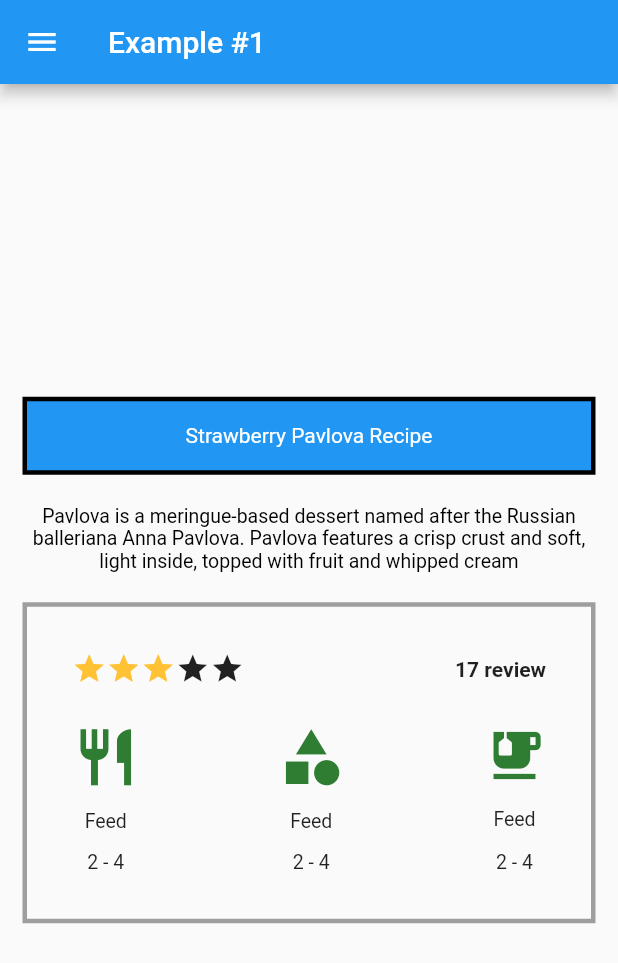
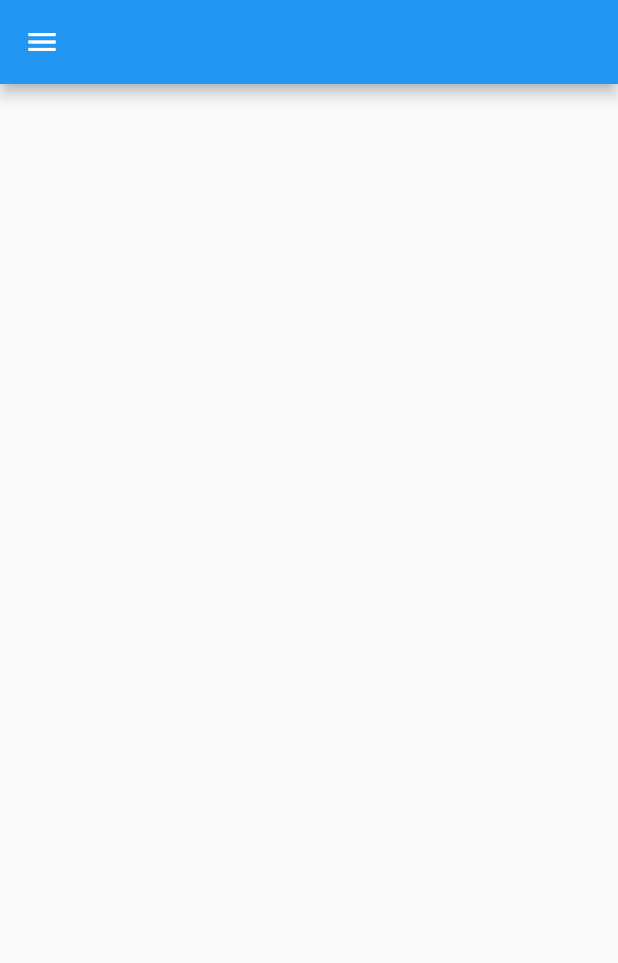
Before and after one commit to HashemAlkeshawi/flutter_youtube_course, a Flutter app: the screen it shows after launch, on a phone screen of 412 x 824 dp. Shown: the top 963 px of the screen. Run offline on Flutter 3.47's test engine with Material 2 defaults, Android fonts, the phone set to English and light mode, and no system bars.

```diff
--- a/lib/main.dart
+++ b/lib/main.dart
@@ -1,152 +1,194 @@
 import 'package:flutter/material.dart';
 
 void main() {
-  runApp(Example());
+  runApp(App2());
+  // runApp(Example());
   // runApp(App1());
 }
 
-class Example extends StatelessWidget {
+class App2 extends StatelessWidget {
   @override
   Widget build(BuildContext context) {
     return MaterialApp(
       home: Scaffold(
+        appBar: AppBar(),
         drawer: Drawer(),
-        appBar: AppBar(
-          title: Text("Example #1"),
+        body: body(),
       ),
-        body: Container(
-          // height: double.infinity,
-          width: double.infinity,
-          margin: EdgeInsets.symmetric(horizontal: 15),
-          child: Column(
-            mainAxisAlignment: MainAxisAlignment.center,
-            crossAxisAlignment: CrossAxisAlignment.stretch,
+    );
+  }
+
+  Widget body() {
+    return (Container(
+      child: IndexedStack(
+        index: 5,
         children: [
           Container(
-                decoration: BoxDecoration(
-                    color: Colors.blue,
-                    border: Border.all(color: Colors.black, width: 3)),
-                padding: EdgeInsets.symmetric(vertical: 15),
-                child: Text(
-                  "Strawberry Pavlova Recipe",
-                  style: TextStyle(color: Colors.white),
-                  textAlign: TextAlign.center,
-                ),
+            width: 100,
+            height: 100,
+            decoration: BoxDecoration(color: Colors.red),
+            child: Text("One"),
           ),
           Container(
-                margin: EdgeInsets.only(top: 20),
-                child: Text(
-                  "Pavlova is a meringue-based dessert named after the Russian balleriana Anna Pavlova. Pavlova features a crisp crust and soft, light inside, topped with fruit and whipped cream",
-                  style: TextStyle(color: Colors.black, fontSize: 13),
-                  textAlign: TextAlign.center,
-                ),
+            width: 200,
+            height: 200,
+            decoration: BoxDecoration(color: Colors.blue),
+            child: Text("Tow"),
           ),
           Container(
-                margin: EdgeInsets.only(top: 20),
-                decoration: BoxDecoration(
-                    border: Border.all(color: Colors.grey, width: 3)),
-                padding: EdgeInsets.all(30),
-                child: Column(
-                  children: [
-                    Row(
-                      mainAxisAlignment: MainAxisAlignment.spaceBetween,
-                      children: [
-                        Container(
-                          child: Row(
-                            children: [
-                              Icon(
-                                Icons.star,
-                                size: 23,
-                                color: Color(0xffffc234),
-                              ),
-                              Icon(
-                                Icons.star,
-                                size: 23,
-                                color: Color(0xffffc234),
-                              ),
-                              Icon(
-                                Icons.star,
-                                size: 23,
-                                color: Color(0xffffc234),
-                              ),
-                              Icon(
-                                Icons.star,
-                                size: 23,
-                              ),
-                              Icon(
-                                Icons.star,
-                                size: 23,
+            width: 300,
+            height: 300,
+            decoration: BoxDecoration(color: Colors.green),
+            child: Text("Three"),
           ),
         ],
       ),
-                        ),
-                        Row(
-                          children: [
-                            Text("17 ",
-                                style: TextStyle(fontWeight: FontWeight.bold)),
-                            Text(
-                              "review",
-                              style: TextStyle(fontWeight: FontWeight.bold),
-                            ),
-                          ],
-                        ),
-                      ],
-                    ),
-                    Container(
-                      margin: EdgeInsets.only(top: 25),
-                      height: 100,
-                      child: Row(
-                        mainAxisAlignment: MainAxisAlignment.spaceBetween,
-                        children: [
-                          Column(
-                            mainAxisAlignment: MainAxisAlignment.spaceBetween,
-                            children: [
-                              Icon(
-                                Icons.restaurant,
-                                color: Colors.green[800],
-                                size: 45,
-                              ),
-                              Text("Feed", style: TextStyle(fontSize: 13)),
-                              Text("2 - 4", style: TextStyle(fontSize: 13)),
-                            ],
-                          ),
-                          Column(
-                            mainAxisAlignment: MainAxisAlignment.spaceBetween,
-                            children: [
-                              Icon(
-                                Icons.category,
-                                color: Colors.green[800],
-                                size: 45,
-                              ),
-                              Text("Feed", style: TextStyle(fontSize: 13)),
-                              Text("2 - 4", style: TextStyle(fontSize: 13)),
-                            ],
-                          ),
-                          Column(
-                            mainAxisAlignment: MainAxisAlignment.spaceBetween,
-                            children: [
-                              Icon(
-                                Icons.emoji_food_beverage,
-                                color: Colors.green[800],
-                                size: 42,
-                              ),
-                              Text("Feed", style: TextStyle(fontSize: 13)),
-                              Text("2 - 4", style: TextStyle(fontSize: 13)),
-                            ],
-                          ),
-                        ],
-                      ),
-                    ),
-                  ],
-                ),
-              ),
-            ],
-          ),
-        ),
-      ),
-    );
+    ));
   }
 }
+
+// class Example extends StatelessWidget {
+//   @override
+//   Widget build(BuildContext context) {
+//     return MaterialApp(
+//       home: Scaffold(
+//         drawer: Drawer(),
+//         appBar: AppBar(
+//           title: Text("Example #1"),
+//         ),
+//         body: Container(
+//           // height: double.infinity,
+//           width: double.infinity,
+//           margin: EdgeInsets.symmetric(horizontal: 15),
+//           child: Column(
+//             mainAxisAlignment: MainAxisAlignment.center,
+//             crossAxisAlignment: CrossAxisAlignment.stretch,
+//             children: [
+//               Container(
+//                 decoration: BoxDecoration(
+//                     color: Colors.blue,
+//                     border: Border.all(color: Colors.black, width: 3)),
+//                 padding: EdgeInsets.symmetric(vertical: 15),
+//                 child: Text(
+//                   "Strawberry Pavlova Recipe",
+//                   style: TextStyle(color: Colors.white),
+//                   textAlign: TextAlign.center,
+//                 ),
+//               ),
+//               Container(
+//                 margin: EdgeInsets.only(top: 20),
+//                 child: Text(
+//                   "Pavlova is a meringue-based dessert named after the Russian balleriana Anna Pavlova. Pavlova features a crisp crust and soft, light inside, topped with fruit and whipped cream",
+//                   style: TextStyle(color: Colors.black, fontSize: 13),
+//                   textAlign: TextAlign.center,
+//                 ),
+//               ),
+//               Container(
+//                 margin: EdgeInsets.only(top: 20),
+//                 decoration: BoxDecoration(
+//                     border: Border.all(color: Colors.grey, width: 3)),
+//                 padding: EdgeInsets.all(30),
+//                 child: Column(
+//                   children: [
+//                     Row(
+//                       mainAxisAlignment: MainAxisAlignment.spaceBetween,
+//                       children: [
+//                         Container(
+//                           child: Row(
+//                             children: [
+//                               Icon(
+//                                 Icons.star,
+//                                 size: 23,
+//                                 color: Color(0xffffc234),
+//                               ),
+//                               Icon(
+//                                 Icons.star,
+//                                 size: 23,
+//                                 color: Color(0xffffc234),
+//                               ),
+//                               Icon(
+//                                 Icons.star,
+//                                 size: 23,
+//                                 color: Color(0xffffc234),
+//                               ),
+//                               Icon(
+//                                 Icons.star,
+//                                 size: 23,
+//                               ),
+//                               Icon(
+//                                 Icons.star,
+//                                 size: 23,
+//                               ),
+//                             ],
+//                           ),
+//                         ),
+//                         Row(
+//                           children: [
+//                             Text("17 ",
+//                                 style: TextStyle(fontWeight: FontWeight.bold)),
+//                             Text(
+//                               "review",
+//                               style: TextStyle(fontWeight: FontWeight.bold),
+//                             ),
+//                           ],
+//                         ),
+//                       ],
+//                     ),
+//                     Container(
+//                       margin: EdgeInsets.only(top: 25),
+//                       height: 100,
+//                       child: Row(
+//                         mainAxisAlignment: MainAxisAlignment.spaceBetween,
+//                         children: [
+//                           Column(
+//                             mainAxisAlignment: MainAxisAlignment.spaceBetween,
+//                             children: [
+//                               Icon(
+//                                 Icons.restaurant,
+//                                 color: Colors.green[800],
+//                                 size: 45,
+//                               ),
+//                               Text("Feed", style: TextStyle(fontSize: 13)),
+//                               Text("2 - 4", style: TextStyle(fontSize: 13)),
+//                             ],
+//                           ),
+//                           Column(
+//                             mainAxisAlignment: MainAxisAlignment.spaceBetween,
+//                             children: [
+//                               Icon(
+//                                 Icons.category,
+//                                 color: Colors.green[800],
+//                                 size: 45,
+//                               ),
+//                               Text("Feed", style: TextStyle(fontSize: 13)),
+//                               Text("2 - 4", style: TextStyle(fontSize: 13)),
+//                             ],
+//                           ),
+//                           Column(
+//                             mainAxisAlignment: MainAxisAlignment.spaceBetween,
+//                             children: [
+//                               Icon(
+//                                 Icons.emoji_food_beverage,
+//                                 color: Colors.green[800],
+//                                 size: 42,
+//                               ),
+//                               Text("Feed", style: TextStyle(fontSize: 13)),
+//                               Text("2 - 4", style: TextStyle(fontSize: 13)),
+//                             ],
+//                           ),
+//                         ],
+//                       ),
+//                     ),
+//                   ],
+//                 ),
+//               ),
+//             ],
+//           ),
+//         ),
+//       ),
+//     );
+//   }
+// }
 
 // class App1 extends StatelessWidget {
 //   @override
```
Lines whose indentation alone changed are shown as unchanged.
